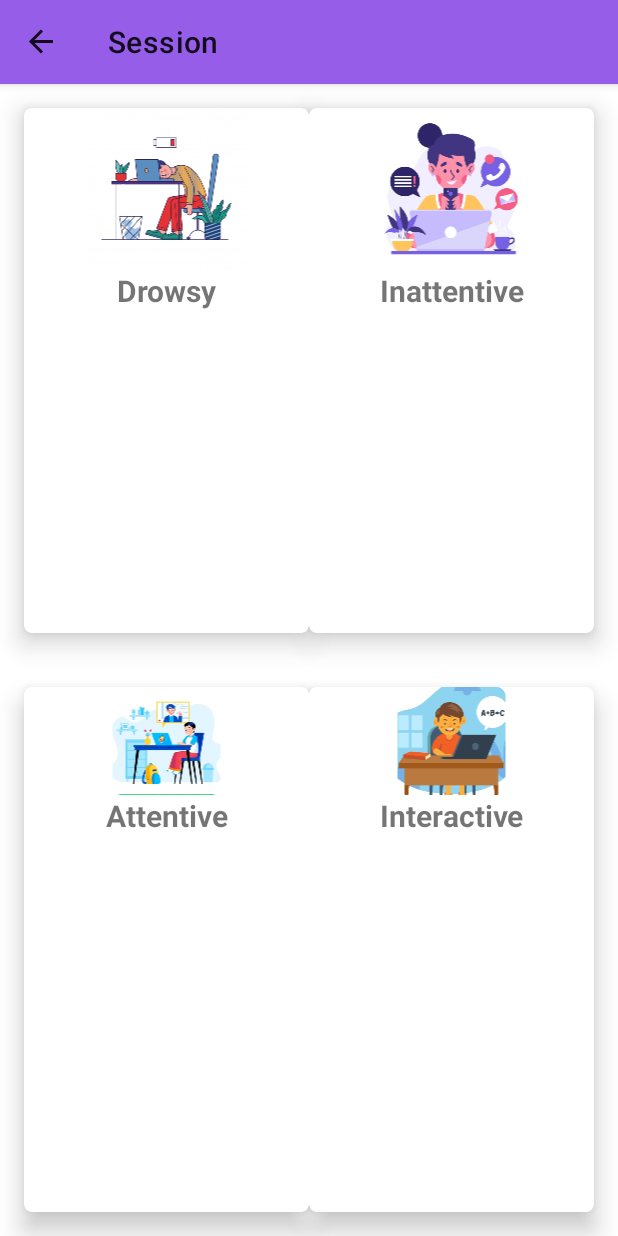
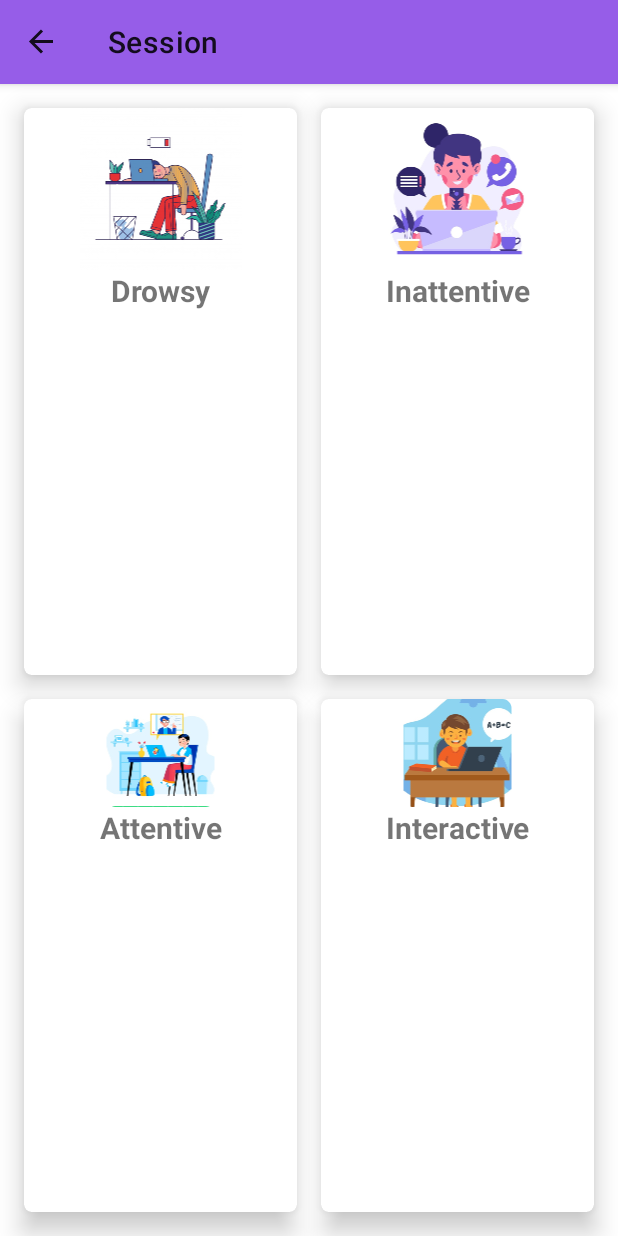
Before and after one commit to saum7800/GL32_Meraki, an Android app: the SessionFragment screen opened through its navigation route, on a phone screen of 412 x 824 dp. Run offline under Robolectric (Android 15) with nearby library versions, the phone set to English and light mode, and no system bars; our stand-ins replace Firebase (no records; nobody signed in at launch, a user with empty details on screens opened directly), Room's generated code, data binding, navigation-ui; libraries missing offline, so code that uses them is left out: com.github.mikephil.charting.

Commit message:
bug fixes

```diff
--- a/app/src/main/java/com/example/sih/database/ScoreDatabase.kt
+++ b/app/src/main/java/com/example/sih/database/ScoreDatabase.kt
@@ -3,7 +3,7 @@ package com.example.sih.database
 import android.content.Context
 import androidx.room.*
 
-@Database(entities = [StudentScore :: class], version = 4 , exportSchema = false)
+@Database(entities = [StudentScore :: class], version = 1 , exportSchema = false)
 
 abstract class ScoreDatabase : RoomDatabase() {
 
--- a/app/src/main/java/com/example/sih/database/StudentDatabase.kt
+++ b/app/src/main/java/com/example/sih/database/StudentDatabase.kt
@@ -6,7 +6,7 @@ import androidx.room.Room
 import androidx.room.RoomDatabase
 
 
-@Database(entities = [StudentData :: class], version = 2 , exportSchema = false)
+@Database(entities = [StudentData :: class], version = 1 , exportSchema = false)
 abstract class StudentDatabase : RoomDatabase() {
 
     abstract val studentDatabaseDao : StudentDatabaseDao
--- a/app/src/main/java/com/example/sih/database/StudentScore.kt
+++ b/app/src/main/java/com/example/sih/database/StudentScore.kt
@@ -17,7 +17,10 @@ class MyConverters{
 
     @TypeConverter
     fun fromStringToList(value: String?) : List<Double>?{
-        return value?.split(",")?.map { it.trim().toDouble() }
+        if(value==null){
+            return listOf()
+        }
+        return value.split(",").map { it.trim().toDouble() }
     }
 
     @TypeConverter
--- a/app/src/main/java/com/example/sih/session/SessionFragment.kt
+++ b/app/src/main/java/com/example/sih/session/SessionFragment.kt
@@ -9,6 +9,7 @@ import android.view.LayoutInflater
 import android.view.View
 import android.view.ViewGroup
 import android.view.animation.Animation
+import androidx.core.view.children
 import androidx.databinding.DataBindingUtil
 import androidx.fragment.app.Fragment
 import androidx.lifecycle.Observer
@@ -105,17 +106,18 @@ class SessionFragment : Fragment() {
 
     private fun blink(){
         val anim = ObjectAnimator.ofInt(
-            drowsyList, "backgroundColor", Color.WHITE, Color.parseColor("#30FF0000"),
+            drowsyList, "backgroundColor", Color.WHITE, Color.parseColor("#70FF0000"),
             Color.WHITE
         )
-        anim.duration = 1000
+        anim.duration = 1500
         anim.setEvaluator(ArgbEvaluator())
         anim.start()
     }
 
-    override fun onPause() {
-        super.onPause()
+    override fun onResume() {
+        super.onResume()
         viewModel.saveHistory()
         viewModel.saveStudentHistory()
     }
+
 }
--- a/app/src/main/res/layout/card_student_list.xml
+++ b/app/src/main/res/layout/card_student_list.xml
@@ -20,7 +20,7 @@
             android:padding="5dp"
             android:textAlignment="center"
             android:text="@{student.name}"
-            android:background="#30965DE8"
+            android:background="#10965DE8"
             android:textSize="18sp" />
 
     </androidx.appcompat.widget.LinearLayoutCompat>
--- a/app/src/main/res/layout/fragment_session_plot.xml
+++ b/app/src/main/res/layout/fragment_session_plot.xml
@@ -2,16 +2,16 @@
 <layout xmlns:android="http://schemas.android.com/apk/res/android"
     xmlns:app="http://schemas.android.com/apk/res-auto">
 
-<RelativeLayout
+<GridLayout
     android:layout_width="match_parent"
-    android:layout_height="match_parent">
+    android:layout_height="match_parent"
+    android:columnCount="2"
+    android:rowCount="2">
 
     <com.google.android.material.card.MaterialCardView
         android:id="@+id/drowsy"
-        android:layout_width="190dp"
-        android:layout_height="350dp"
-        android:layout_alignParentTop="true"
-        android:layout_alignParentStart="true"
+        android:layout_rowWeight="1"
+        android:layout_columnWeight="1"
         android:layout_marginStart="16dp"
         android:layout_marginTop="16dp"
         android:layout_marginEnd="8dp"
@@ -52,10 +52,8 @@
 
         <com.google.android.material.card.MaterialCardView
             android:id="@+id/inattentive"
-            android:layout_width="190dp"
-            android:layout_height="350dp"
-            android:layout_alignParentEnd="true"
-            android:layout_alignParentTop="true"
+            android:layout_rowWeight="1"
+            android:layout_columnWeight="1"
             android:layout_marginStart="8dp"
             android:layout_marginTop="16dp"
             android:layout_marginEnd="16dp"
@@ -98,10 +96,8 @@
 
         <com.google.android.material.card.MaterialCardView
             android:id="@+id/attentive"
-            android:layout_width="190dp"
-            android:layout_height="350dp"
-            android:layout_alignParentStart="true"
-            android:layout_alignParentBottom="true"
+            android:layout_rowWeight="1"
+            android:layout_columnWeight="1"
             android:layout_marginStart="16dp"
             android:layout_marginTop="8dp"
             android:layout_marginEnd="8dp"
@@ -141,10 +137,8 @@
 
         <com.google.android.material.card.MaterialCardView
             android:id="@+id/interactive"
-            android:layout_width="190dp"
-            android:layout_height="350dp"
-            android:layout_alignParentEnd="true"
-            android:layout_alignParentBottom="true"
+            android:layout_rowWeight="1"
+            android:layout_columnWeight="1"
             android:layout_marginStart="8dp"
             android:layout_marginTop="8dp"
             android:layout_marginEnd="16dp"
@@ -182,5 +176,5 @@
 
         </com.google.android.material.card.MaterialCardView>
 
-</RelativeLayout>
+</GridLayout>
 </layout>
```
Also changed, not shown: app/src/main/java/com/example/sih/session/SessionViewModel.kt (+11 -6 lines), app/src/main/res/layout/fragment_dashboard.xml (+5 -6 lines).
